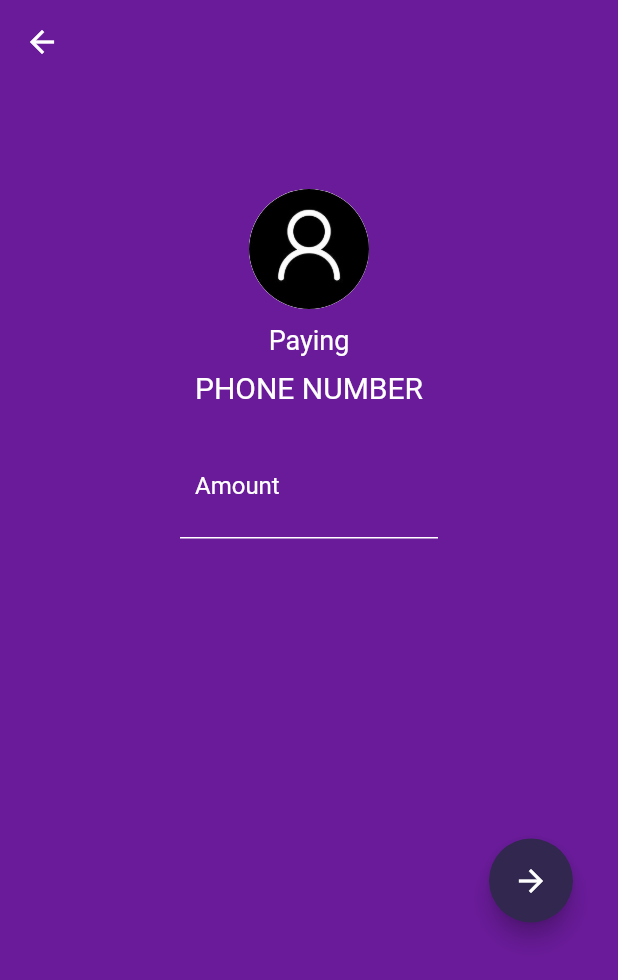
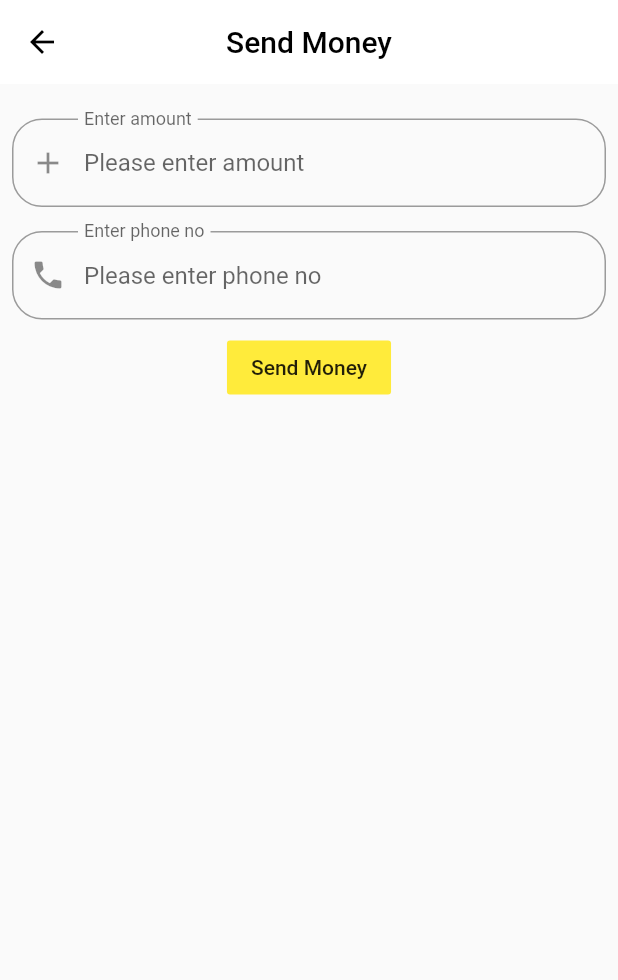
Before and after one commit to ashwinikumar01/Eazy-Pay, a Flutter app: the Send screen opened directly, on a phone screen of 412 x 824 dp. Shown: the top 980 px of the screen. Run offline on Flutter 3.47's test engine with Material 2 defaults, Android fonts, the phone set to English and light mode, and no system bars; our stand-ins replace flutter_secure_storage, flutter_spinkit, intl_phone_number_input, simple_animations; missing offline and left inert: nearby_connections, pin_entry_text_field; accounts and stored records are empty.

Commit message:
send money ui fixes

```diff
--- a/eazy_pay/lib/Screens/send_screen.dart
+++ b/eazy_pay/lib/Screens/send_screen.dart
@@ -1,4 +1,5 @@
 import 'package:eazy_pay/models/send_money_online.dart';
+import 'package:eazy_pay/screens/home_screen.dart';
 import 'package:eazy_pay/widgets/constants.dart';
 import 'package:flutter/material.dart';
 import 'package:http/http.dart' as http;
@@ -14,11 +15,13 @@ class _SendState extends State<Send> {
   bool _isLoading = false;
   Map data = {};
   final _moneyController = TextEditingController();
+  final _phoneController = TextEditingController();
   FlutterSecureStorage secureStorage = FlutterSecureStorage();
   bool dataPresent = false;
 
   Future sendMoney() async {
-    data["money"] = _moneyController.text;
+    data["phoneNumber"] = _phoneController.text;
+    data["amount"] = _moneyController.text;
     print(data);
   }
 
@@ -74,92 +77,62 @@ class _SendState extends State<Send> {
   @override
   Widget build(BuildContext context) {
     return Scaffold(
-      backgroundColor: Colors.purple[800],
-      body: ListView(
+        appBar: titleAppbar(context, title: "Send Money"),
+        body: Column(
           children: [
-          Row(
-            children: [
-              FloatingActionButton(
-                backgroundColor: Colors.purple[800],
-                elevation: 0.0,
-                onPressed: () {
-                  Navigator.pop(context);
-                },
-                child: Icon(Icons.arrow_back),
+            SizedBox(
+              height: 15,
             ),
-            ],
-          ),
-          Column(
-            children: [
-              SizedBox(height: 70.0),
-              Container(
-                padding: EdgeInsets.fromLTRB(120.0, 0, 120.0, 0),
-                child: Column(
-                  children: [
-                    CircleAvatar(
-                      backgroundColor: Colors.white,
-                      radius: 40.0,
-                      backgroundImage: AssetImage("assets/images/username.jpg"),
-                    ),
-                    SizedBox(
-                      height: 10.0,
-                    ),
-                    Text(
-                      "Paying",
-                      style: TextStyle(color: Colors.white, fontSize: 18.0),
-                    ),
-                    SizedBox(
-                      height: 10.0,
-                    ),
-                    Text(
-                      "PHONE NUMBER",
-                      style: TextStyle(color: Colors.white, fontSize: 20.0),
-                    ),
-                    SizedBox(
-                      height: 20.0,
-                    ),
-                    Container(
-                      padding: EdgeInsets.all(10),
-                      decoration: BoxDecoration(
-                        border: Border(
-                          bottom: BorderSide(color: Colors.white),
-                        ),
-                      ),
+            Padding(
+              padding: const EdgeInsets.all(8.0),
               child: TextField(
                 controller: _moneyController,
-                        keyboardType: TextInputType.number,
+                keyboardType: TextInputType.text,
+                cursorColor: Theme.of(context).primaryColor,
                 decoration: InputDecoration(
-                            border: InputBorder.none,
-                            hintText: "Amount",
-                            hintStyle: TextStyle(color: Colors.white)),
+                  floatingLabelBehavior: FloatingLabelBehavior.always,
+                  fillColor: Colors.blue,
+                  labelText: "Enter amount",
+                  prefixIcon: Icon(Icons.add),
+                  border: OutlineInputBorder(
+                    borderRadius: BorderRadius.circular(20),
                   ),
-                    ),
-                  ],
-                ),
-              ),
-              SizedBox(
-                height: 200.0,
-              ),
-              Row(
-                mainAxisAlignment: MainAxisAlignment.end,
-                children: [
-                  Container(
-                    padding: EdgeInsets.only(right: 30.0),
-                    child: FloatingActionButton(
-                      backgroundColor: Color.fromRGBO(49, 39, 79, 1),
-                      onPressed: () {},
-                      child: Icon(
-                        Icons.arrow_forward,
-                        color: Colors.white,
+                  hintText: "Please enter amount",
                 ),
               ),
             ),
-                ],
+            Padding(
+              padding: const EdgeInsets.all(8.0),
+              child: TextField(
+                controller: _phoneController,
+                keyboardType: TextInputType.text,
+                cursorColor: Theme.of(context).primaryColor,
+                decoration: InputDecoration(
+                  floatingLabelBehavior: FloatingLabelBehavior.always,
+                  fillColor: Colors.blue,
+                  labelText: "Enter phone no",
+                  prefixIcon: Icon(Icons.phone),
+                  border: OutlineInputBorder(
+                    borderRadius: BorderRadius.circular(20),
                   ),
-            ],
+                  hintText: "Please enter phone no",
                 ),
-        ],
+              ),
+            ),
+            FlatButton(
+              color: Colors.yellow,
+              onPressed: () async {
+                await sendMoneyOnline();
+                Navigator.push(
+                  context,
+                  MaterialPageRoute(
+                    builder: (context) => HomeScreen(),
                   ),
                 );
+              },
+              child: Text("Send Money"),
+            )
+          ],
+        ));
   }
 }
--- a/eazy_pay/lib/screens/home_screen.dart
+++ b/eazy_pay/lib/screens/home_screen.dart
@@ -1,10 +1,9 @@
 import 'package:eazy_pay/Screens/loading.dart';
 import 'package:eazy_pay/Screens/topup_screen.dart';
+import 'package:eazy_pay/screens/send_screen.dart';
 import 'package:eazy_pay/widgets/app_drawer.dart';
 import 'package:eazy_pay/widgets/constants.dart';
 import 'package:flutter/material.dart';
-import 'package:eazy_pay/Nearby_services/permission_check.dart';
-import 'package:eazy_pay/Screens/nearby_devices_screen.dart';
 
 class HomeScreen extends StatelessWidget {
   @override
@@ -74,15 +73,13 @@ class HomeScreen extends StatelessWidget {
                       mainAxisAlignment: MainAxisAlignment.spaceBetween,
                       children: <Widget>[
                         FlatButton(
-                          onPressed: () async {
-                            bool a = await getLocationPermission();
-                            bool b = await getStoragePermission();
-                            if (a == true && b == true) {
-                              Navigator.push(
-                                  context,
-                                  MaterialPageRoute(
-                                      builder: (context) => NearbyDevices()));
-                            }
+                          onPressed: () {
+                            Navigator.push(
+                              context,
+                              MaterialPageRoute(
+                                builder: (context) => Send(),
+                              ),
+                            );
                           },
                           child: Container(
                             child: Column(
```
Lines whose indentation alone changed are shown as unchanged.
